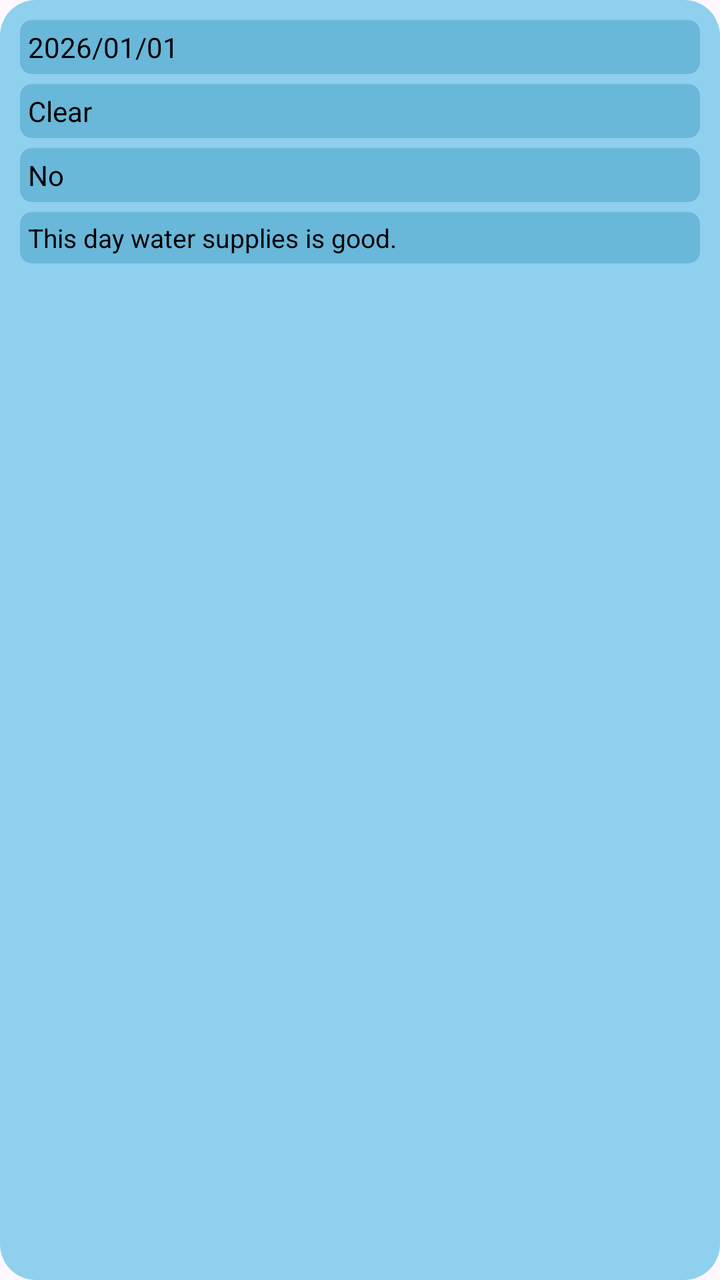
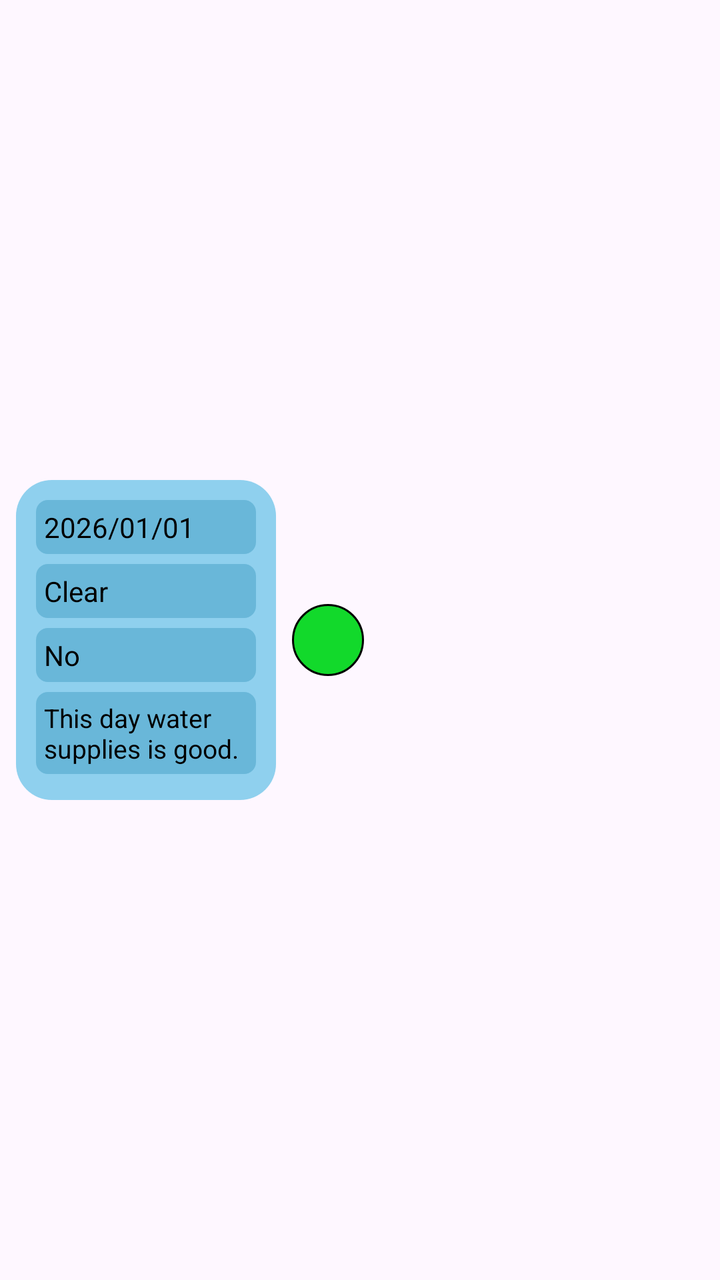

Two renders of the same Android screen: before a commit and after it. Below are the layout's source before the change and the commit's diff.
<!-- AndroidManifest.xml: application theme Theme.AquaGuardian -->
<!-- res/layout/item_history_card.xml -->
<?xml version="1.0" encoding="utf-8"?>
<LinearLayout xmlns:android="http://schemas.android.com/apk/res/android"
    android:layout_width="130dp"
    android:layout_height="160dp"
    android:background="@drawable/card_bg"
    android:orientation="vertical"
    android:padding="10dp">

    <TextView
        android:text="2026/01/01"
        android:textSize="14sp"
        android:textColor="#000"
        android:background="@drawable/small_box"
        android:padding="4dp"
        android:layout_width="match_parent"
        android:layout_height="wrap_content"/>

    <TextView
        android:layout_marginTop="5dp"
        android:text="Clear"
        android:textSize="14sp"
        android:textColor="#000"
        android:background="@drawable/small_box"
        android:padding="4dp"
        android:layout_width="match_parent"
        android:layout_height="wrap_content"/>

    <TextView
        android:layout_marginTop="5dp"
        android:text="No"
        android:textSize="14sp"
        android:textColor="#000"
        android:background="@drawable/small_box"
        android:padding="4dp"
        android:layout_width="match_parent"
        android:layout_height="wrap_content"/>

    <TextView
        android:layout_marginTop="5dp"
        android:text="This day water supplies is good."
        android:textSize="13sp"
        android:textColor="#000"
        android:background="@drawable/small_box"
        android:padding="4dp"
        android:layout_width="match_parent"
        android:layout_height="wrap_content"/>
</LinearLayout>
<!-- resources referenced by this layout -->
<resources>
  <!-- drawable card_bg (drawable) -->
  <?xml version="1.0" encoding="utf-8"?>
  <shape xmlns:android="http://schemas.android.com/apk/res/android">
  
      <solid android:color="#8FD0EE"/>
  
      <corners android:radius="18dp"/>
  
  </shape>
  <!-- drawable small_box (drawable) -->
  <?xml version="1.0" encoding="utf-8"?>
  <shape xmlns:android="http://schemas.android.com/apk/res/android">
  
      <solid android:color="#69B7D9"/>
  
      <corners android:radius="6dp"/>
  
  </shape>
  <style name="Theme.AquaGuardian" parent="Base.Theme.AquaGuardian" />
  <style name="Base.Theme.AquaGuardian" parent="Theme.Material3.DayNight.NoActionBar">
          
          
      </style>
</resources>

<!-- the commit's change to res/layout/item_history_card.xml (unified diff, before → after) -->
@@ -1,47 +1,66 @@
 <?xml version="1.0" encoding="utf-8"?>
 <LinearLayout xmlns:android="http://schemas.android.com/apk/res/android"
-    android:layout_width="130dp"
-    android:layout_height="160dp"
-    android:background="@drawable/card_bg"
-    android:orientation="vertical"
-    android:padding="10dp">
+    android:layout_width="match_parent"
+    android:layout_height="wrap_content"
+    android:orientation="horizontal"
+    android:padding="8dp"
+    android:gravity="center_vertical">
 
-    <TextView
-        android:text="2026/01/01"
-        android:textSize="14sp"
-        android:textColor="#000"
-        android:background="@drawable/small_box"
-        android:padding="4dp"
-        android:layout_width="match_parent"
-        android:layout_height="wrap_content"/>
+    <LinearLayout
+        android:layout_width="130dp"
+        android:layout_height="160dp"
+        android:background="@drawable/card_bg"
+        android:orientation="vertical"
+        android:padding="10dp">
 
-    <TextView
-        android:layout_marginTop="5dp"
-        android:text="Clear"
-        android:textSize="14sp"
-        android:textColor="#000"
-        android:background="@drawable/small_box"
-        android:padding="4dp"
-        android:layout_width="match_parent"
-        android:layout_height="wrap_content"/>
+        <TextView
+            android:id="@+id/tvDate"
+            android:layout_width="match_parent"
+            android:layout_height="wrap_content"
+            android:background="@drawable/small_box"
+            android:padding="4dp"
+            android:text="2026/01/01"
+            android:textColor="#000"
+            android:textSize="14sp" />
 
-    <TextView
-        android:layout_marginTop="5dp"
-        android:text="No"
-        android:textSize="14sp"
-        android:textColor="#000"
-        android:background="@drawable/small_box"
-        android:padding="4dp"
-        android:layout_width="match_parent"
-        android:layout_height="wrap_content"/>
+        <TextView
+            android:id="@+id/tvColor"
+            android:layout_width="match_parent"
+            android:layout_height="wrap_content"
+            android:layout_marginTop="5dp"
+            android:background="@drawable/small_box"
+            android:padding="4dp"
+            android:text="Clear"
+            android:textColor="#000"
+            android:textSize="14sp" />
 
-    <TextView
-        android:layout_marginTop="5dp"
-        android:text="This day water supplies is good."
-        android:textSize="13sp"
-        android:textColor="#000"
-        android:background="@drawable/small_box"
-        android:padding="4dp"
-        android:layout_width="match_parent"
-        android:layout_height="wrap_content"/>
+        <TextView
+            android:id="@+id/tvSmell"
+            android:layout_width="match_parent"
+            android:layout_height="wrap_content"
+            android:layout_marginTop="5dp"
+            android:background="@drawable/small_box"
+            android:padding="4dp"
+            android:text="No"
+            android:textColor="#000"
+            android:textSize="14sp" />
+
+        <TextView
+            android:id="@+id/tvNotes"
+            android:layout_width="match_parent"
+            android:layout_height="wrap_content"
+            android:layout_marginTop="5dp"
+            android:background="@drawable/small_box"
+            android:padding="4dp"
+            android:text="This day water supplies is good."
+            android:textColor="#000"
+            android:textSize="13sp" />
+    </LinearLayout>
+
+    <View
+        android:id="@+id/viewStatusCircle"
+        android:layout_width="36dp"
+        android:layout_height="36dp"
+        android:layout_marginStart="8dp"
+        android:background="@drawable/green_circle" />
 </LinearLayout>
<!-- resource entries referenced after the edit -->
@@ -8,6 +8,16 @@
   
       <corners android:radius="18dp"/>
   
+  </shape>
+  <!-- drawable green_circle (drawable) -->
+  <shape xmlns:android="http://schemas.android.com/apk/res/android"
+      android:shape="oval">
+  
+      <solid android:color="#12D92B"/>
+  
+      <stroke
+          android:width="1dp"
+          android:color="#000000"/>
   </shape>
   <!-- drawable small_box (drawable) -->
   <?xml version="1.0" encoding="utf-8"?>
